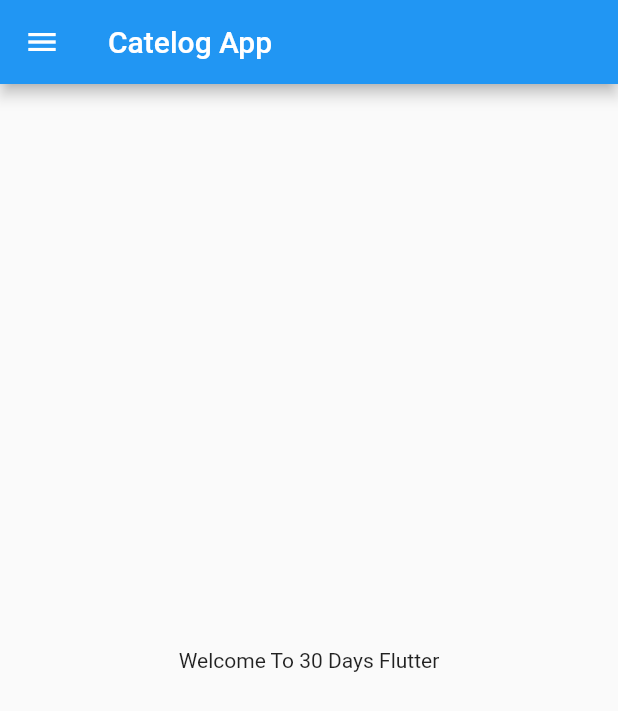
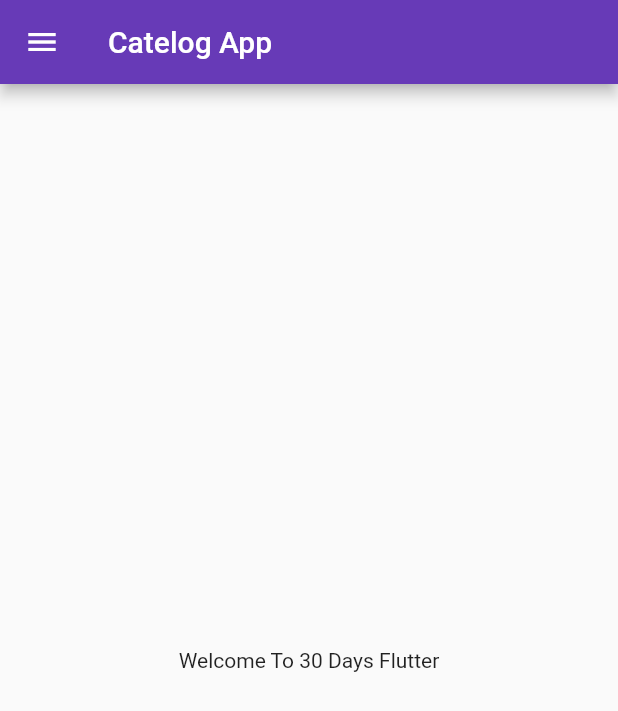
Before and after one commit to divyesh7777/30daysFlutter, a Flutter app: the screen it shows after launch, on a phone screen of 412 x 824 dp. Shown: the top 711 px of the screen. Run offline on Flutter 3.47's test engine with Material 2 defaults, Android fonts, the phone set to English and light mode, and no system bars.

Commit message:
Day 3 comeleted

```diff
--- a/lib/main.dart
+++ b/lib/main.dart
@@ -1,4 +1,5 @@
-import 'package:course/home_page.dart';
+import 'package:course/pages/home_page.dart';
+import 'package:course/pages/login_page.dart';
 import 'package:flutter/material.dart';
 
 void main() {
@@ -10,9 +11,20 @@ class Home extends StatelessWidget {
 
   @override
   Widget build(BuildContext context) {
-
     return MaterialApp(
-      home: HomePage(),
+      // home: HomePage(),
+      themeMode: ThemeMode.light,
+      theme: ThemeData(
+        primarySwatch: Colors.deepPurple,
+      ),
+      darkTheme: ThemeData(
+        brightness: Brightness.dark,
+      ),
+      initialRoute: "/",
+      routes: {
+        "/": (context) => HomePage(),
+        "/login": (context) => LoginPage(),
+      },
     );
   }
 }
```
Also changed, not shown: lib/pages/login_page.dart (added, +21 -0 lines), lib/pages/home_page.dart (renamed from lib/home_page.dart).
